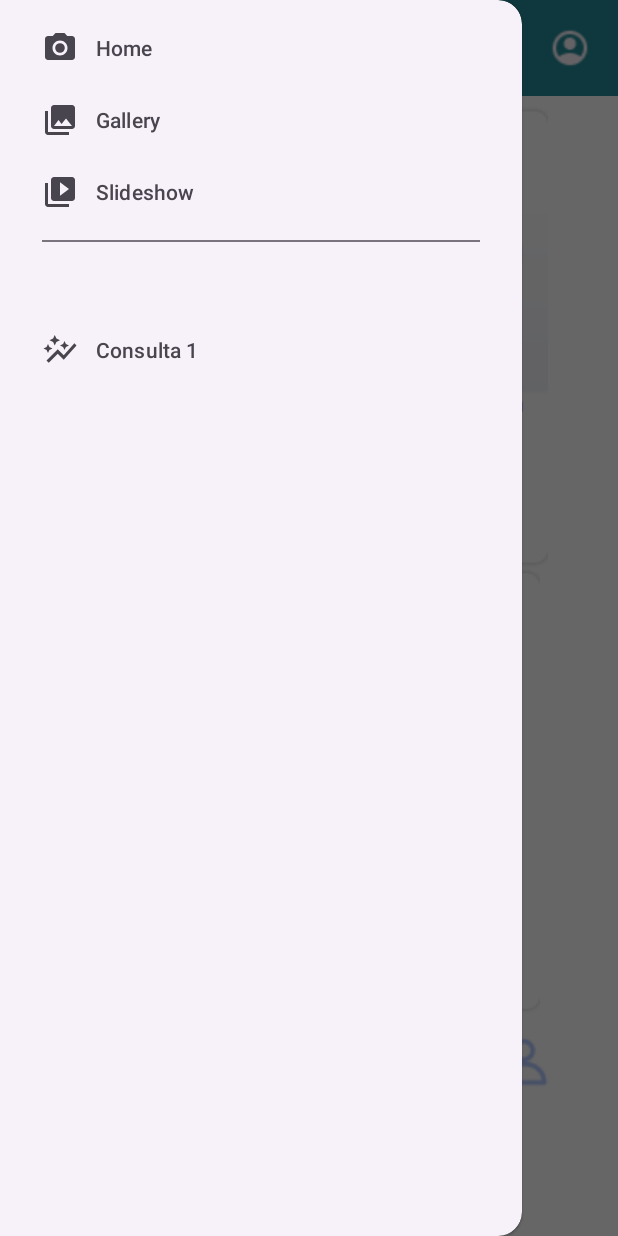
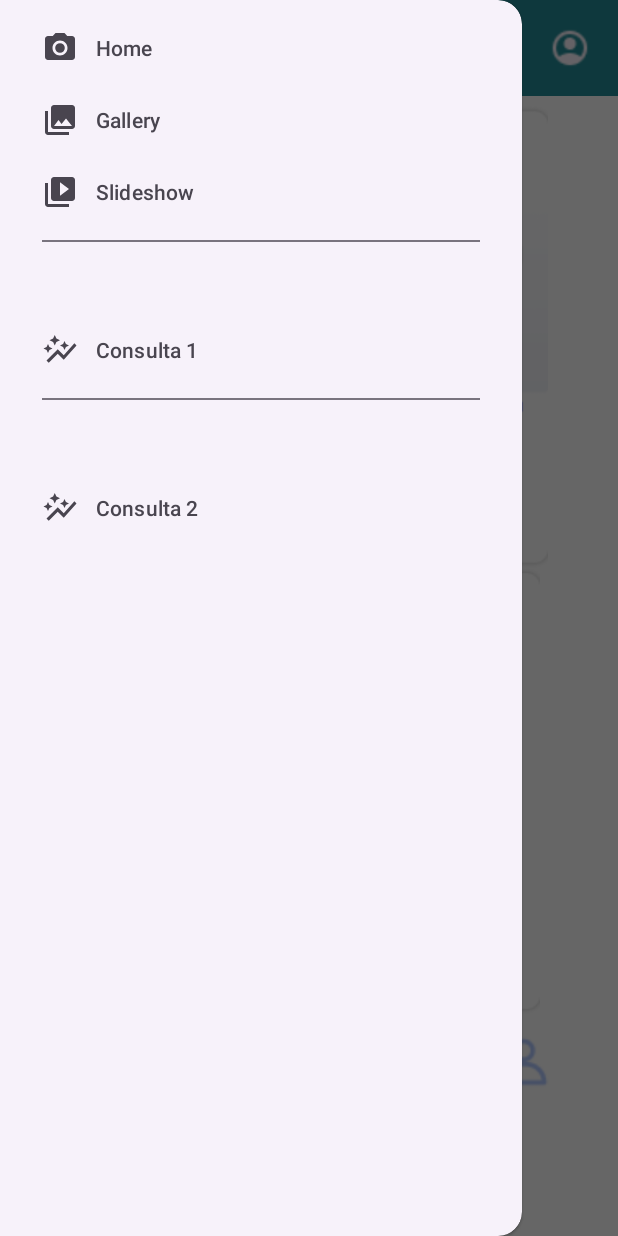
Before and after one commit to damsito007/HotelPlayaParadise_AppMovil, an Android app: the Principal_Menu screen opened directly, with no data from a screen before it, with the side drawer open, on a phone screen of 412 x 824 dp. Run offline under Robolectric (Android 15) with nearby library versions, the phone set to English and light mode, and no system bars.

Commit message:
Add fragment of Consult 2 and generate the class

```diff
--- a/app/src/main/java/com/example/hotelplayaparadise_appmovil/ApiAdapterConsult1.java
+++ b/app/src/main/java/com/example/hotelplayaparadise_appmovil/ApiAdapterConsult1.java
@@ -39,7 +39,7 @@
     public ApiViewHolder onCreateViewHolder(@NonNull ViewGroup parent, int viewType) {
         // Inflamos el layout del ítem
         View itemView = LayoutInflater.from(parent.getContext())
-                .inflate(R.layout.item_recyclerview, parent, false);
+                .inflate(R.layout.item_recyclerview_consult1, parent, false);
         return new ApiViewHolder(itemView);
     }
 
--- a/app/src/main/res/menu/activity_main_drawer.xml
+++ b/app/src/main/res/menu/activity_main_drawer.xml
@@ -25,4 +25,12 @@
             android:icon="@drawable/baseline_auto_graph_24"/>
     </menu>
     </item>
+
+    <item android:title="">
+        <menu>
+            <item android:id="@+id/consulta2"
+                android:title="Consulta 2"
+                android:icon="@drawable/baseline_auto_graph_24"/>
+        </menu>
+    </item>
 </menu>
--- a/app/src/main/res/navigation/mobile_navigation.xml
+++ b/app/src/main/res/navigation/mobile_navigation.xml
@@ -27,4 +27,9 @@
         android:name="com.example.hotelplayaparadise_appmovil.Consulta1"
         android:label="fragment_consulta1"
         tools:layout="@layout/fragment_consulta1" />
+    <fragment
+        android:id="@+id/consulta2"
+        android:name="com.example.hotelplayaparadise_appmovil.Consulta2"
+        android:label="fragment_consulta2"
+        tools:layout="@layout/fragment_consulta2" />
 </navigation>
```
Also changed, not shown: app/src/main/java/com/example/hotelplayaparadise_appmovil/Consulta2.kt (added, +59 -0 lines), app/src/main/res/layout/fragment_consulta2.xml (added, +28 -0 lines), app/src/main/res/layout/item_recyclerview_consult1.xml (renamed from app/src/main/res/layout/item_recyclerview.xml).
